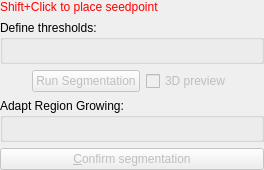
Above: Modules/SegmentationUI/Qmitk/QmitkAdaptiveRegionGrowingToolGUIControls.ui from MITK/MITK before the change. Below: the same form after it.
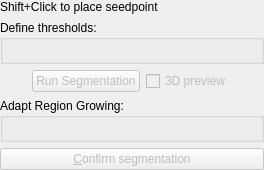
That is the form after the change. Custom widgets are drawn as their Qt base class.

Commit message: Change the usage label color from red to black

Patch:
```diff
--- a/Modules/SegmentationUI/Qmitk/QmitkAdaptiveRegionGrowingToolGUIControls.ui
+++ b/Modules/SegmentationUI/Qmitk/QmitkAdaptiveRegionGrowingToolGUIControls.ui
@@ -40,9 +40,6 @@
        <verstretch>0</verstretch>
       </sizepolicy>
      </property>
-     <property name="styleSheet">
-      <string notr="true">color:rgb(255, 0, 0)</string>
-     </property>
      <property name="text">
       <string>Shift+Click to place seedpoint</string>
      </property>
```
Left out of the diff: 4 changed lines with no effect on the pictures.
